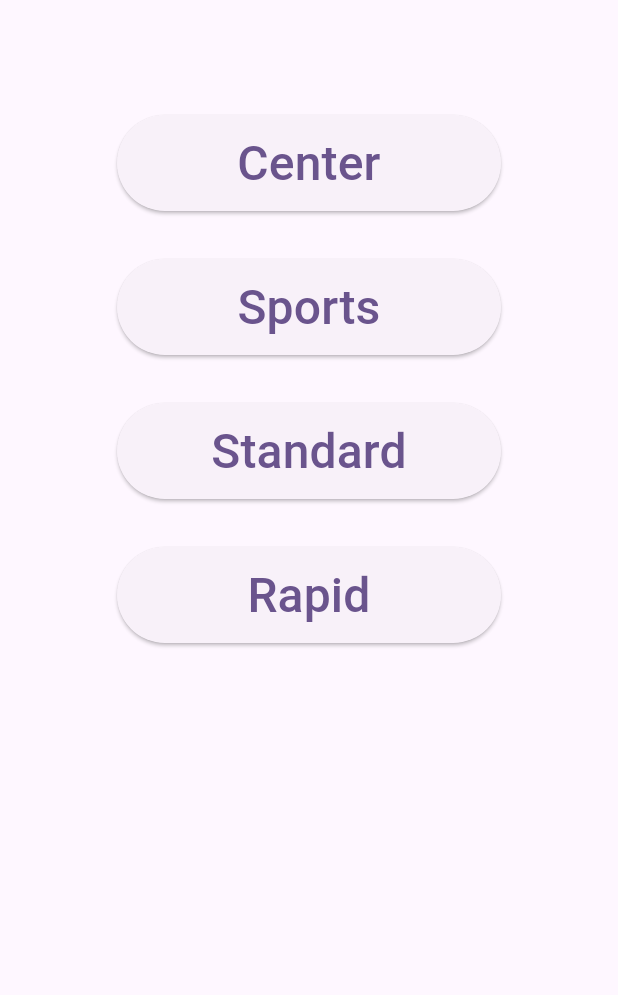
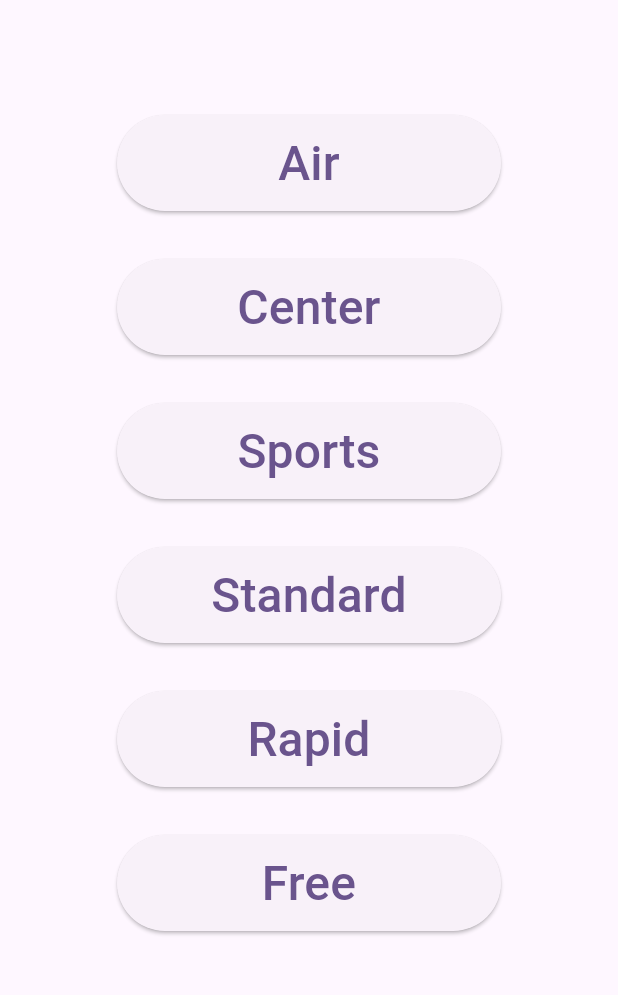
Before and after one commit to IamHARSHDABAS/shoot, a Flutter app: the Match screen opened by its route, on a phone screen of 412 x 824 dp, the part 65-1060 px from its top. Run offline on Flutter 3.47's test engine with Material 2 defaults, Android fonts, the phone set to English and light mode, and no system bars; our stand-ins replace url_strategy, velocity_x.

Commit message:
Some random stuff

```diff
--- a/lib/main.dart
+++ b/lib/main.dart
@@ -21,7 +21,8 @@ class MyApp extends StatelessWidget {
       theme: ThemeData(
         useMaterial3: true,
         colorScheme: ColorScheme.fromSeed(
-            seedColor: const Color.fromRGBO(128, 0, 255, 1)),
+          seedColor: const Color.fromRGBO(128, 0, 255, 1),
+        ),
       ),
       routeInformationParser: VxInformationParser(),
       routerDelegate: VxNavigator(
--- a/lib/screens/home.dart
+++ b/lib/screens/home.dart
@@ -22,7 +22,7 @@ class HomePage extends StatelessWidget {
             children: [
               MyElevatedButton().elevatedButton(context, 'Match', '/match'),
               const SizedBox(height: 64),
-              MyElevatedButton().elevatedButton(context, 'TODO', '/todo')
+              MyElevatedButton().elevatedButton(context, 'TODO', '/todo'),
             ],
           ),
         ),
--- a/lib/screens/match.dart
+++ b/lib/screens/match.dart
@@ -18,6 +18,8 @@ class Match extends StatelessWidget {
           padding: const EdgeInsets.all(64),
           child: Column(
             children: [
+              MyElevatedButton().elevatedButton(context, 'Air', '/timer'),
+              const SizedBox(height: 32),
               MyElevatedButton().elevatedButton(context, 'Center', '/timer'),
               const SizedBox(height: 32),
               MyElevatedButton().elevatedButton(context, 'Sports', '/timer'),
@@ -25,6 +27,8 @@ class Match extends StatelessWidget {
               MyElevatedButton().elevatedButton(context, 'Standard', '/timer'),
               const SizedBox(height: 32),
               MyElevatedButton().elevatedButton(context, 'Rapid', '/timer'),
+              const SizedBox(height: 32),
+              MyElevatedButton().elevatedButton(context, 'Free', '/timer'),
             ],
           ),
         ),
```
